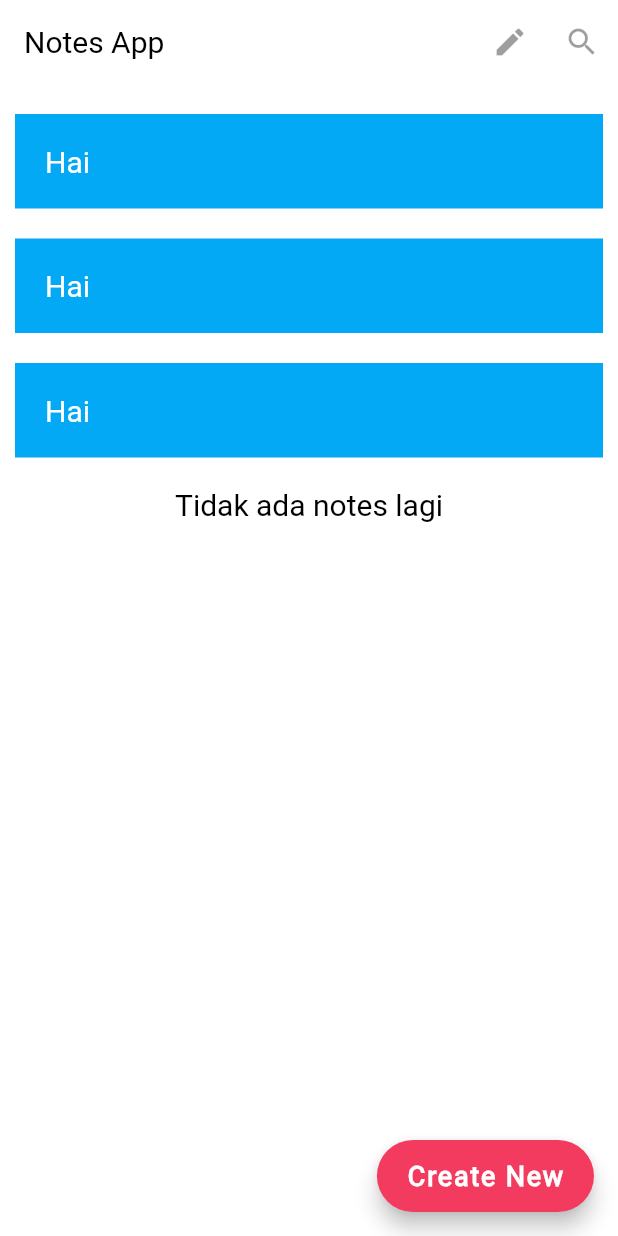
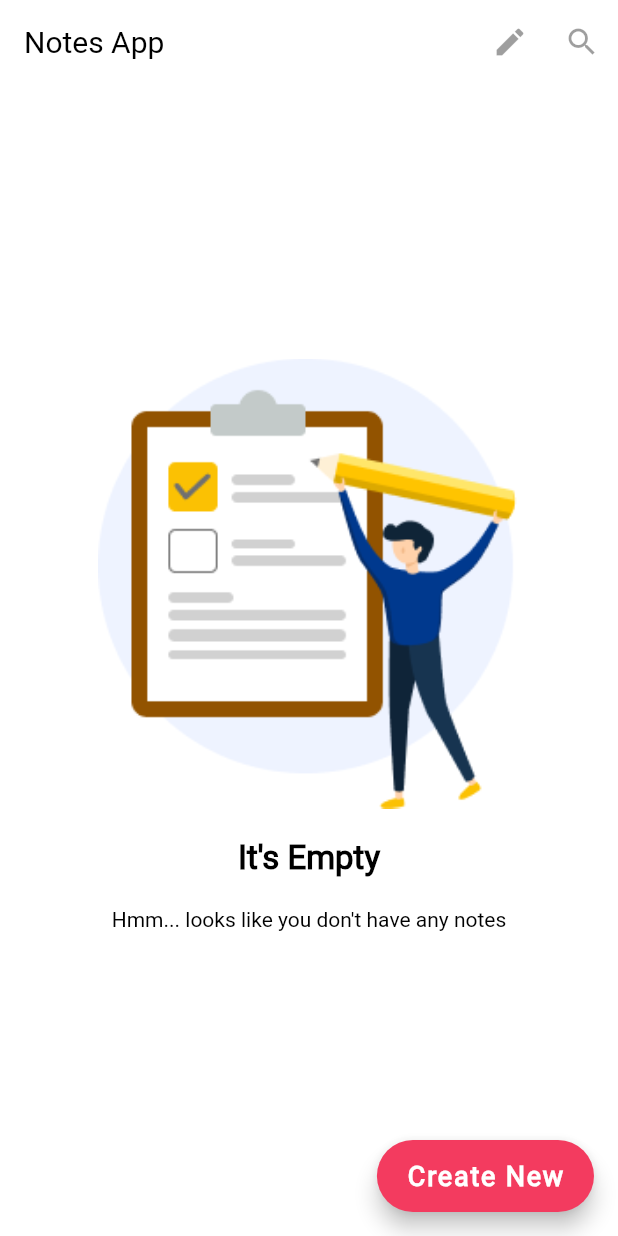
Before and after one commit to BerlySet/notes_app, a Flutter app: the Dashboard screen opened directly, on a phone screen of 412 x 824 dp. Run offline on Flutter 3.47's test engine with Material 2 defaults, Android fonts, the light colour scheme and no system bars; our stand-ins replace rflutter_alert, shared_preferences; accounts and stored records are empty.

Commit message:
Convert to MVVM

```diff
--- a/lib/notes.dart
+++ b/lib/Model/notes.dart
@@ -31,5 +31,5 @@ class Notes {
     );
   }
 
-  // static Future<List<Notes>> getNotes(string page)
+  // static Future<List<Notes>> getNotes(String page) async
 }
--- a/lib/users.dart
+++ b/lib/Model/users.dart
@@ -2,7 +2,7 @@ import 'dart:convert';
 import 'dart:developer';
 
 import 'package:http/http.dart' as http;
-import 'package:notes_app/shared_pref.dart';
+import 'package:notes_app/Model/shared_pref.dart';
 
 /// Class Users digunakan untuk menyimpan data data user (Instance) yang diambil dari database
 class Users {
--- a/lib/dashboard.dart
+++ b/lib/UI/dashboard.dart
@@ -1,7 +1,7 @@
 import 'package:flutter/material.dart';
-import 'package:notes_app/notes.dart';
-import 'package:notes_app/shared_pref.dart';
-import 'package:notes_app/write_notes.dart';
+import 'package:notes_app/Model/notes.dart';
+import 'package:notes_app/Model/shared_pref.dart';
+import 'package:notes_app/UI/write_notes.dart';
 
 class Dashboard extends StatefulWidget {
   @override
@@ -13,8 +13,8 @@ class _DashboardState extends State<Dashboard> {
 
   @override
   Widget build(BuildContext context) {
-    notesList
-        .add(Notes(id: "1", idp: "2", title: "Hai", dateTimeCreated: "Now"));
+    // notesList
+    //     .add(Notes(id: "1", idp: "2", title: "Hai", dateTimeCreated: "Now"));
     return Scaffold(
       backgroundColor: Colors.white,
       appBar: AppBar(
@@ -30,7 +30,9 @@ class _DashboardState extends State<Dashboard> {
         ],
       ),
       body: Center(
-        child: (notesList.isEmpty) ? buildNoNotes() : buildListNotes(),
+        child: (notesList.isEmpty)
+            ? buildNoNotes()
+            : ListView.builder(itemBuilder: (context, index) {}),
       ),
       floatingActionButton: FloatingActionButton.extended(
         onPressed: () {
@@ -81,57 +83,57 @@ class _DashboardState extends State<Dashboard> {
     );
   }
 
-  ListView buildListNotes() {
-    return ListView(
-      children: [
-        Container(
-          margin: EdgeInsets.fromLTRB(10, 20, 10, 0),
-          padding: EdgeInsets.all(20),
-          color: Colors.lightBlue,
-          child: Text(
-            "Hai",
-            style: TextStyle(
-                color: Colors.white,
-                fontWeight: FontWeight.normal,
-                fontSize: 20),
-          ),
-        ),
-        Container(
-          margin: EdgeInsets.fromLTRB(10, 20, 10, 0),
-          padding: EdgeInsets.all(20),
-          color: Colors.lightBlue,
-          child: Text(
-            "Hai",
-            style: TextStyle(
-                color: Colors.white,
-                fontWeight: FontWeight.normal,
-                fontSize: 20),
-          ),
-        ),
-        Container(
-          margin: EdgeInsets.fromLTRB(10, 20, 10, 0),
-          padding: EdgeInsets.all(20),
-          color: Colors.lightBlue,
-          child: Text(
-            "Hai",
-            style: TextStyle(
-                color: Colors.white,
-                fontWeight: FontWeight.normal,
-                fontSize: 20),
-          ),
-        ),
-        Container(
-            margin: EdgeInsets.fromLTRB(10, 20, 10, 0),
-            child: Center(
-              child: Text(
-                "Tidak ada notes lagi",
-                style: TextStyle(
-                    color: Colors.black,
-                    fontWeight: FontWeight.normal,
-                    fontSize: 20),
-              ),
-            )),
-      ],
-    );
-  }
+//   ListView buildListNotes() {
+//     return ListView(
+//       children: [
+//         Container(
+//           margin: EdgeInsets.fromLTRB(10, 20, 10, 0),
+//           padding: EdgeInsets.all(20),
+//           color: Colors.lightBlue,
+//           child: Text(
+//             "Hai",
+//             style: TextStyle(
+//                 color: Colors.white,
+//                 fontWeight: FontWeight.normal,
+//                 fontSize: 20),
+//           ),
+//         ),
+//         Container(
+//           margin: EdgeInsets.fromLTRB(10, 20, 10, 0),
+//           padding: EdgeInsets.all(20),
+//           color: Colors.lightBlue,
+//           child: Text(
+//             "Hai",
+//             style: TextStyle(
+//                 color: Colors.white,
+//                 fontWeight: FontWeight.normal,
+//                 fontSize: 20),
+//           ),
+//         ),
+//         Container(
+//           margin: EdgeInsets.fromLTRB(10, 20, 10, 0),
+//           padding: EdgeInsets.all(20),
+//           color: Colors.lightBlue,
+//           child: Text(
+//             "Hai",
+//             style: TextStyle(
+//                 color: Colors.white,
+//                 fontWeight: FontWeight.normal,
+//                 fontSize: 20),
+//           ),
+//         ),
+//         Container(
+//             margin: EdgeInsets.fromLTRB(10, 20, 10, 0),
+//             child: Center(
+//               child: Text(
+//                 "Tidak ada notes lagi",
+//                 style: TextStyle(
+//                     color: Colors.black,
+//                     fontWeight: FontWeight.normal,
+//                     fontSize: 20),
+//               ),
+//             )),
+//       ],
+//     );
+//   }
 }
--- a/lib/tab_page.dart
+++ b/lib/UI/tab_page.dart
@@ -1,7 +1,7 @@
 import 'dart:ui';
 
 import 'package:flutter/material.dart';
-import 'package:notes_app/users.dart';
+import 'package:notes_app/Model/users.dart';
 
 class TabPage extends StatefulWidget {
   @override
--- a/lib/main.dart
+++ b/lib/main.dart
@@ -1,7 +1,7 @@
 import 'package:flutter/material.dart';
-import 'package:notes_app/dashboard.dart';
-import 'package:notes_app/login_page.dart';
-import 'package:notes_app/shared_pref.dart';
+import 'package:notes_app/UI/dashboard.dart';
+import 'package:notes_app/UI/login_page.dart';
+import 'package:notes_app/Model/shared_pref.dart';
 
 void main() {
     runApp(MyApp());
```
Also changed, not shown: lib/UI/login_page.dart (renamed from lib/signup.dart, +52 -52 lines), lib/UI/signup.dart (renamed from lib/login_page.dart, +52 -52 lines), lib/BLoC/color_bloc.dart (renamed from lib/color_bloc.dart), lib/BLoC/provider.dart (renamed from lib/provider.dart), lib/Model/shared_pref.dart (renamed from lib/shared_pref.dart), lib/UI/card_page.dart (renamed from lib/card_page.dart), lib/UI/clippath.dart (renamed from lib/clippath.dart), lib/UI/sc_page.dart (renamed from lib/sc_page.dart), lib/UI/write_notes.dart (renamed from lib/write_notes.dart).
